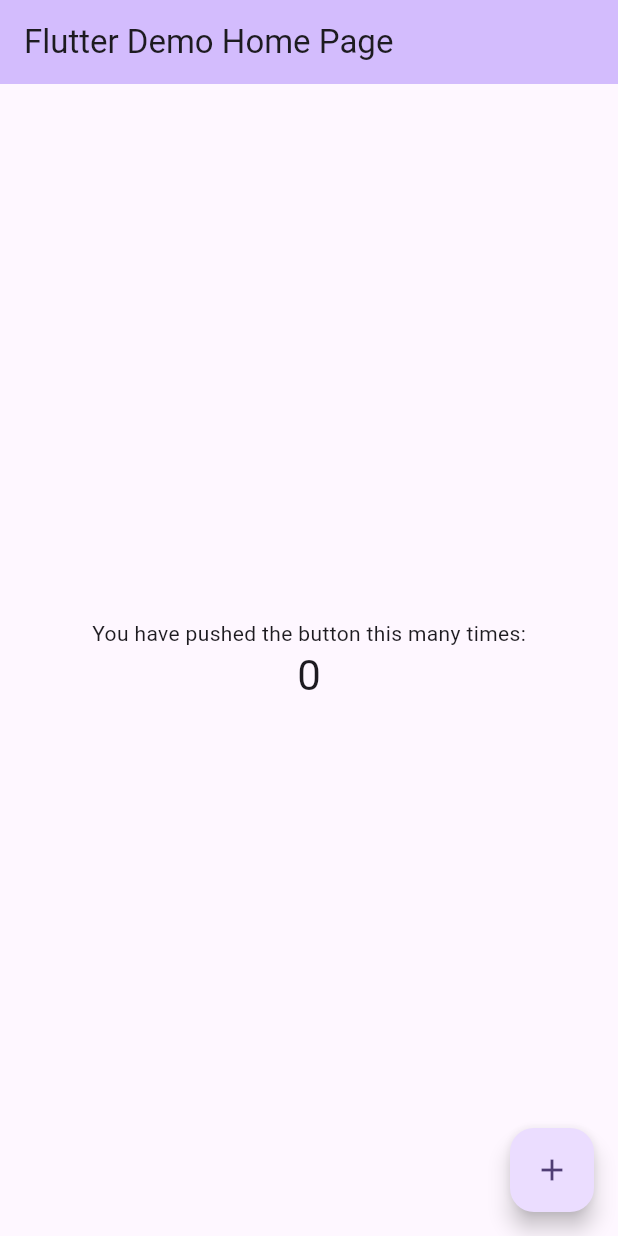
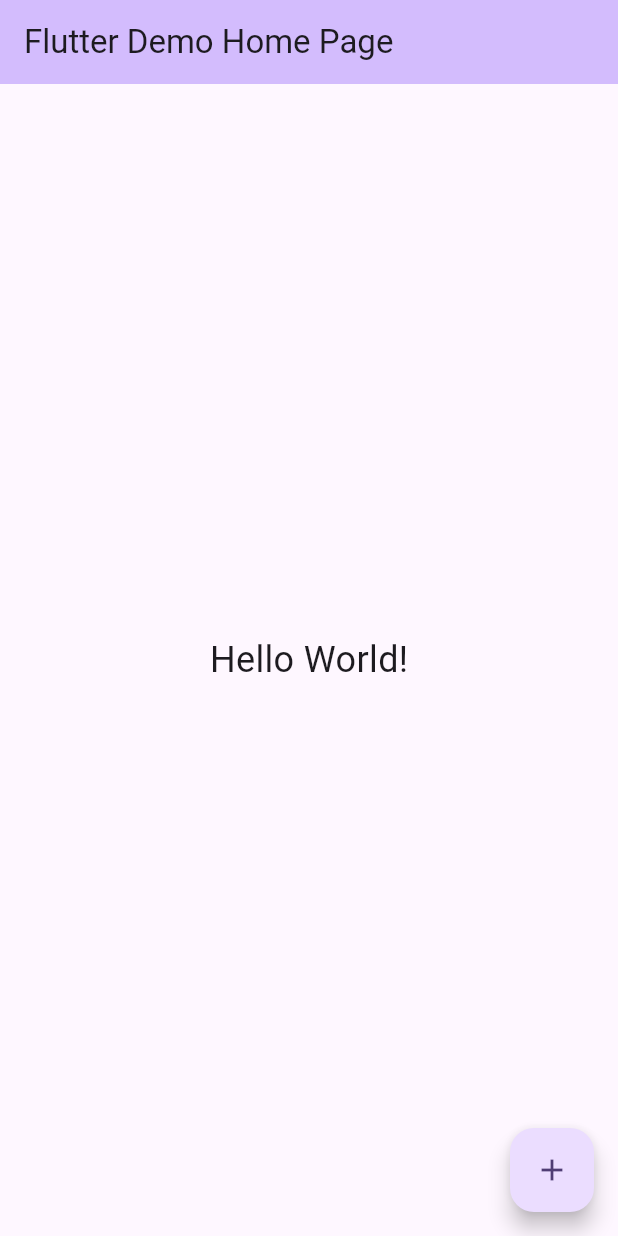
Before and after one commit to Ki3nZ/programming_nc4, a Flutter app: the screen it shows after launch, on a phone screen of 412 x 824 dp. Run offline on Flutter 3.47's test engine with Material 3 defaults, Android fonts, the phone set to English and light mode, and no system bars.

Commit message:
feat(main.dart) : add Hello world! centered text

```diff
--- a/lib/main.dart
+++ b/lib/main.dart
@@ -7,27 +7,11 @@ void main() {
 class MyApp extends StatelessWidget {
   const MyApp({super.key});
 
-  // This widget is the root of your application.
   @override
   Widget build(BuildContext context) {
     return MaterialApp(
       title: 'Flutter Demo',
       theme: ThemeData(
-        // This is the theme of your application.
-        //
-        // TRY THIS: Try running your application with "flutter run". You'll see
-        // the application has a purple toolbar. Then, without quitting the app,
-        // try changing the seedColor in the colorScheme below to Colors.green
-        // and then invoke "hot reload" (save your changes or press the "hot
-        // reload" button in a Flutter-supported IDE, or press "r" if you used
-        // the command line to start the app).
-        //
-        // Notice that the counter didn't reset back to zero; the application
-        // state is not lost during the reload. To reset the state, use hot
-        // restart instead.
-        //
-        // This works for code too, not just values: Most code changes can be
-        // tested with just a hot reload.
         colorScheme: ColorScheme.fromSeed(seedColor: Colors.deepPurple),
         useMaterial3: true,
       ),
@@ -38,15 +22,6 @@ class MyApp extends StatelessWidget {
 
 class MyHomePage extends StatefulWidget {
   const MyHomePage({super.key, required this.title});
-
-  // This widget is the home page of your application. It is stateful, meaning
-  // that it has a State object (defined below) that contains fields that affect
-  // how it looks.
-
-  // This class is the configuration for the state. It holds the values (in this
-  // case the title) provided by the parent (in this case the App widget) and
-  // used by the build method of the State. Fields in a Widget subclass are
-  // always marked "final".
 
   final String title;
 
@@ -59,67 +34,28 @@ class _MyHomePageState extends State<MyHomePage> {
 
   void _incrementCounter() {
     setState(() {
-      // This call to setState tells the Flutter framework that something has
-      // changed in this State, which causes it to rerun the build method below
-      // so that the display can reflect the updated values. If we changed
-      // _counter without calling setState(), then the build method would not be
-      // called again, and so nothing would appear to happen.
       _counter++;
     });
   }
 
   @override
   Widget build(BuildContext context) {
-    // This method is rerun every time setState is called, for instance as done
-    // by the _incrementCounter method above.
-    //
-    // The Flutter framework has been optimized to make rerunning build methods
-    // fast, so that you can just rebuild anything that needs updating rather
-    // than having to individually change instances of widgets.
     return Scaffold(
       appBar: AppBar(
-        // TRY THIS: Try changing the color here to a specific color (to
-        // Colors.amber, perhaps?) and trigger a hot reload to see the AppBar
-        // change color while the other colors stay the same.
         backgroundColor: Theme.of(context).colorScheme.inversePrimary,
-        // Here we take the value from the MyHomePage object that was created by
-        // the App.build method, and use it to set our appbar title.
         title: Text(widget.title),
       ),
       body: Center(
-        // Center is a layout widget. It takes a single child and positions it
-        // in the middle of the parent.
-        child: Column(
-          // Column is also a layout widget. It takes a list of children and
-          // arranges them vertically. By default, it sizes itself to fit its
-          // children horizontally, and tries to be as tall as its parent.
-          //
-          // Column has various properties to control how it sizes itself and
-          // how it positions its children. Here we use mainAxisAlignment to
-          // center the children vertically; the main axis here is the vertical
-          // axis because Columns are vertical (the cross axis would be
-          // horizontal).
-          //
-          // TRY THIS: Invoke "debug painting" (choose the "Toggle Debug Paint"
-          // action in the IDE, or press "p" in the console), to see the
-          // wireframe for each widget.
-          mainAxisAlignment: MainAxisAlignment.center,
-          children: <Widget>[
-            const Text(
-              'You have pushed the button this many times:',
-            ),
-            Text(
-              '$_counter',
-              style: Theme.of(context).textTheme.headlineMedium,
-            ),
-          ],
+        child: Text(
+          'Hello World!',
+          style: TextStyle(fontSize: 24),
         ),
       ),
       floatingActionButton: FloatingActionButton(
         onPressed: _incrementCounter,
         tooltip: 'Increment',
         child: const Icon(Icons.add),
-      ), // This trailing comma makes auto-formatting nicer for build methods.
+      ),
     );
   }
 }
```
